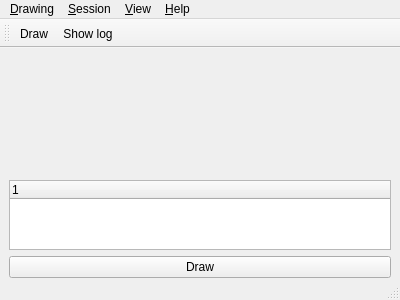
Old version of the form gui/drawingview.ui in the repository Soerboe/Urim.
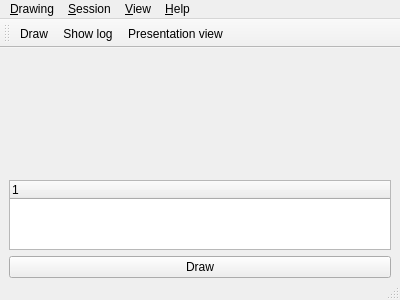
New version of the form. Icons and pictures are not drawn.

Commit message: Adds presentation view

Patch:
```diff
--- a/gui/drawingview.ui
+++ b/gui/drawingview.ui
@@ -183,6 +183,9 @@
    <addaction name="helpMenu"/>
   </widget>
   <widget class="QToolBar" name="mainToolBar">
+   <property name="toolButtonStyle">
+    <enum>Qt::ToolButtonTextUnderIcon</enum>
+   </property>
    <attribute name="toolBarArea">
     <enum>TopToolBarArea</enum>
    </attribute>
@@ -191,6 +194,7 @@
    </attribute>
    <addaction name="drawAction"/>
    <addaction name="showLogAction"/>
+   <addaction name="tooglePresentationViewAction"/>
   </widget>
   <widget class="QStatusBar" name="statusBar"/>
   <action name="createNewDrawingAction">
@@ -253,6 +257,18 @@
     <string>Save log</string>
    </property>
   </action>
+  <action name="tooglePresentationViewAction">
+   <property name="checkable">
+    <bool>true</bool>
+   </property>
+   <property name="icon">
+    <iconset resource="gui.qrc">
+     <normaloff>:/gui/icons/monitor.svg</normaloff>:/gui/icons/monitor.svg</iconset>
+   </property>
+   <property name="text">
+    <string>Presentation view</string>
+   </property>
+  </action>
  </widget>
  <layoutdefault spacing="6" margin="11"/>
  <resources>
```
The commit also changes 4 other files.
